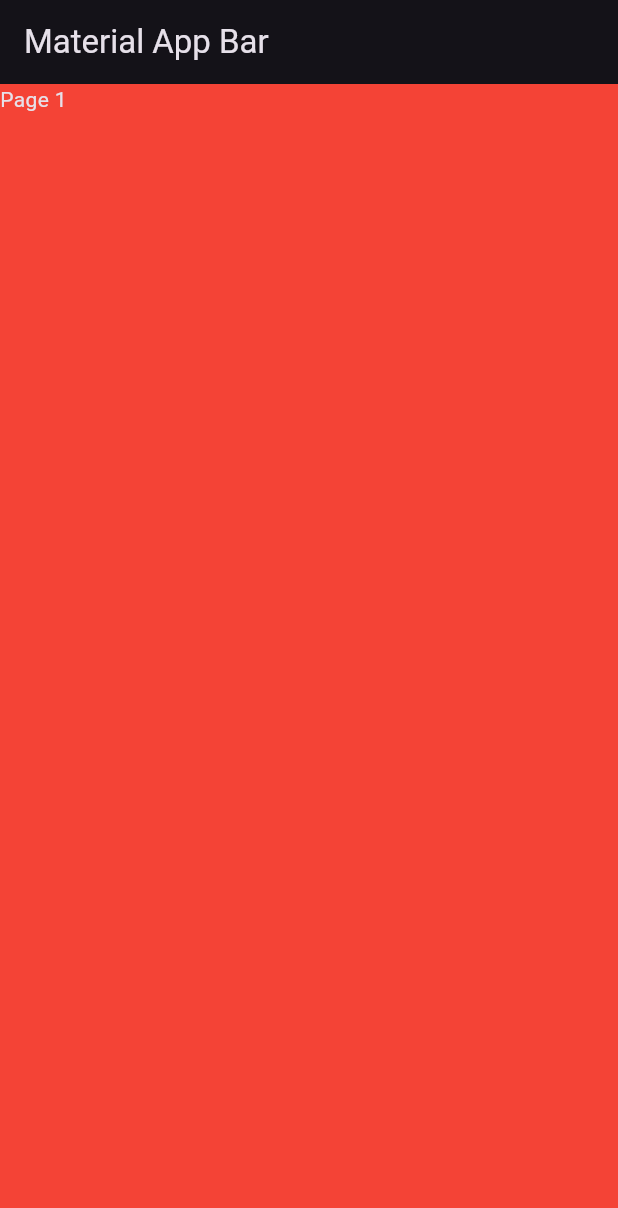
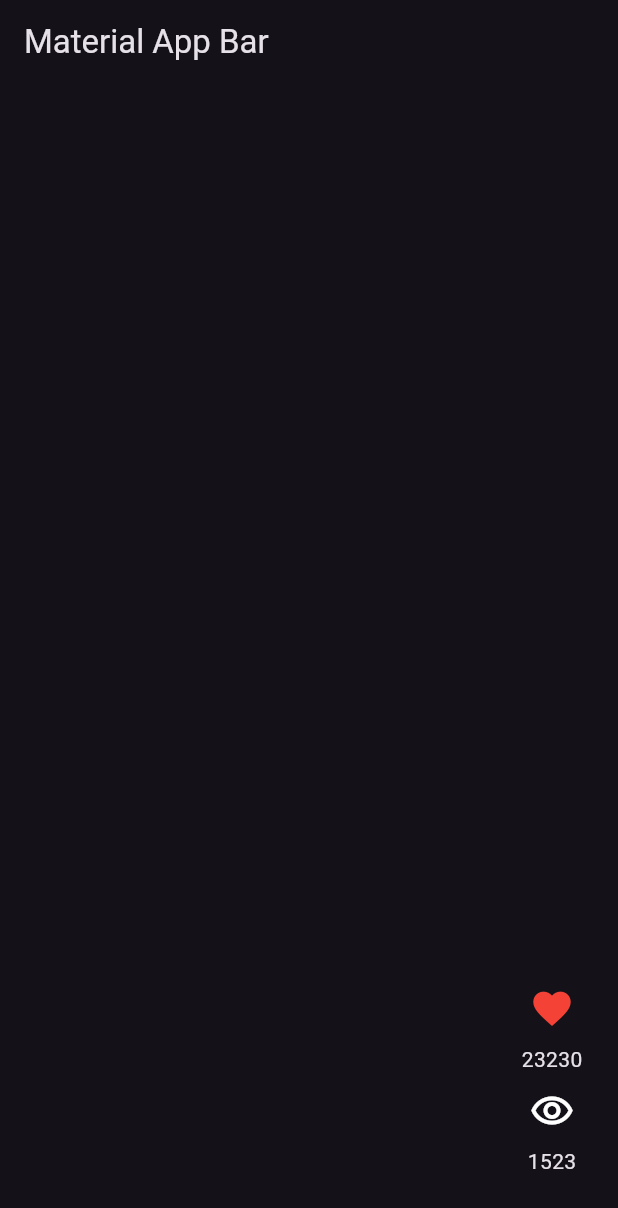
Before and after one commit to JalzDeLezZ/flutter-socialMedia, a Flutter app: the screen it shows after launch, on a phone screen of 412 x 824 dp. Shown: the top 1208 px of the screen. Run offline on Flutter 3.47's test engine with Material 2 defaults, Android fonts, the phone set to English and light mode, and no system bars.

Commit message:
[add] social media >>buttons

```diff
--- /dev/null
+++ b/lib/presentation/widgets/shared/video_buttons.dart
@@ -0,0 +1,45 @@
+import 'package:flutter/material.dart';
+import 'package:toktik/domain/entities/video_post.dart';
+
+class VideoButtonScreen extends StatelessWidget {
+  final VideoPost video;
+  const VideoButtonScreen({Key? key, required this.video}) : super(key: key);
+  @override
+  Widget build(BuildContext context) {
+    return Column(
+      children: [
+        _CustomIconButton(
+            value: video.likes,
+            iconData: Icons.favorite,
+            iconColor: Colors.red),
+        _CustomIconButton(
+            value: video.views, iconData: Icons.remove_red_eye_outlined)
+      ],
+    );
+  }
+}
+
+class _CustomIconButton extends StatelessWidget {
+  final int value;
+  final IconData iconData;
+  final Color? color;
+  const _CustomIconButton(
+      {required this.value, required this.iconData, iconColor})
+      : color = iconColor ?? Colors.white;
+
+  @override
+  Widget build(BuildContext context) {
+    return Column(
+      children: [
+        IconButton(
+            onPressed: () {},
+            icon: Icon(
+              iconData,
+              color: color,
+              size: 30,
+            )),
+        Text('$value')
+      ],
+    );
+  }
+}
--- a/lib/presentation/widgets/shared/video_scrollable_view.dart
+++ b/lib/presentation/widgets/shared/video_scrollable_view.dart
@@ -1,5 +1,6 @@
 import 'package:flutter/material.dart';
 import 'package:toktik/domain/entities/video_post.dart';
+import 'package:toktik/presentation/widgets/shared/video_buttons.dart';
 
 class VideoScrollableScreen extends StatelessWidget {
   final List<VideoPost> videos;
@@ -9,7 +10,25 @@ class VideoScrollableScreen extends StatelessWidget {
 
   @override
   Widget build(BuildContext context) {
-    return PageView(
+    return PageView.builder(
+      scrollDirection: Axis.vertical,
+      physics: const BouncingScrollPhysics(),
+      itemCount: videos.length,
+      itemBuilder: (context, index) {
+        final VideoPost videoPost = videos[index];
+        return Stack(
+          children: [
+            Positioned(
+                bottom: 40,
+                right: 20,
+                child: VideoButtonScreen(video: videoPost))
+          ],
+        );
+      },
+    );
+  }
+}
+/* return PageView(
       scrollDirection: Axis.vertical,
       physics: const BouncingScrollPhysics(),
       children: [
@@ -24,4 +43,4 @@ class VideoScrollableScreen extends StatelessWidget {
       ],
     );
   }
-}
+}*/
```
Also changed, not shown: pubspec.lock, 1 other file.
